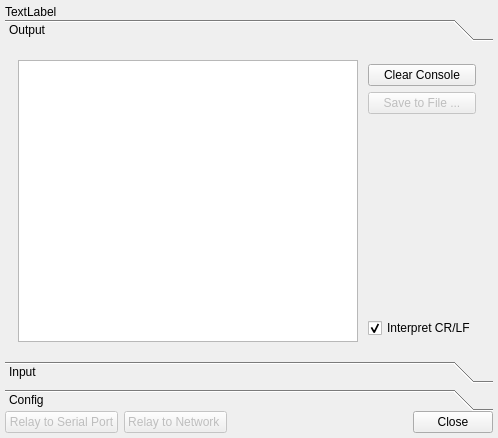
Old version of the form ui/uartconsole.ui in the repository TheProjecter/pockemul.
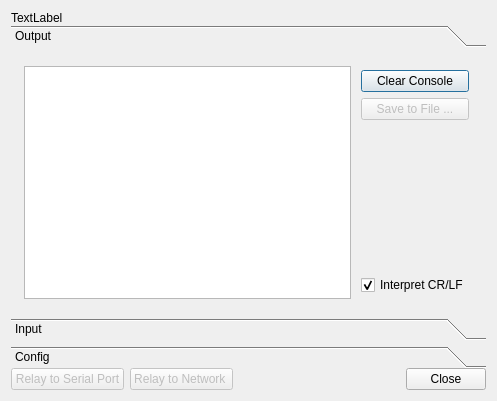
New version of the form. The open tabs and pages were chosen to show the change.

Patch:
```diff
--- a/ui/uartconsole.ui
+++ b/ui/uartconsole.ui
@@ -1,25 +1,19 @@
 <?xml version="1.0" encoding="UTF-8"?>
 <ui version="4.0">
  <class>CUartConsole</class>
- <widget class="QWidget" name="CUartConsole">
+ <widget class="QDialog" name="CUartConsole">
   <property name="geometry">
    <rect>
     <x>0</x>
     <y>0</y>
-    <width>498</width>
-    <height>438</height>
+    <width>497</width>
+    <height>401</height>
    </rect>
   </property>
   <property name="windowTitle">
    <string>Form</string>
   </property>
   <layout class="QVBoxLayout" name="verticalLayout_4">
-   <property name="spacing">
-    <number>5</number>
-   </property>
-   <property name="margin">
-    <number>5</number>
-   </property>
    <item>
     <layout class="QVBoxLayout">
      <property name="spacing">
@@ -54,8 +48,8 @@
          <rect>
           <x>0</x>
           <y>0</y>
-          <width>486</width>
-          <height>307</height>
+          <width>477</width>
+          <height>262</height>
          </rect>
         </property>
         <attribute name="label">
```
Left out of the diff: 12 changed lines with no effect on the pictures.
